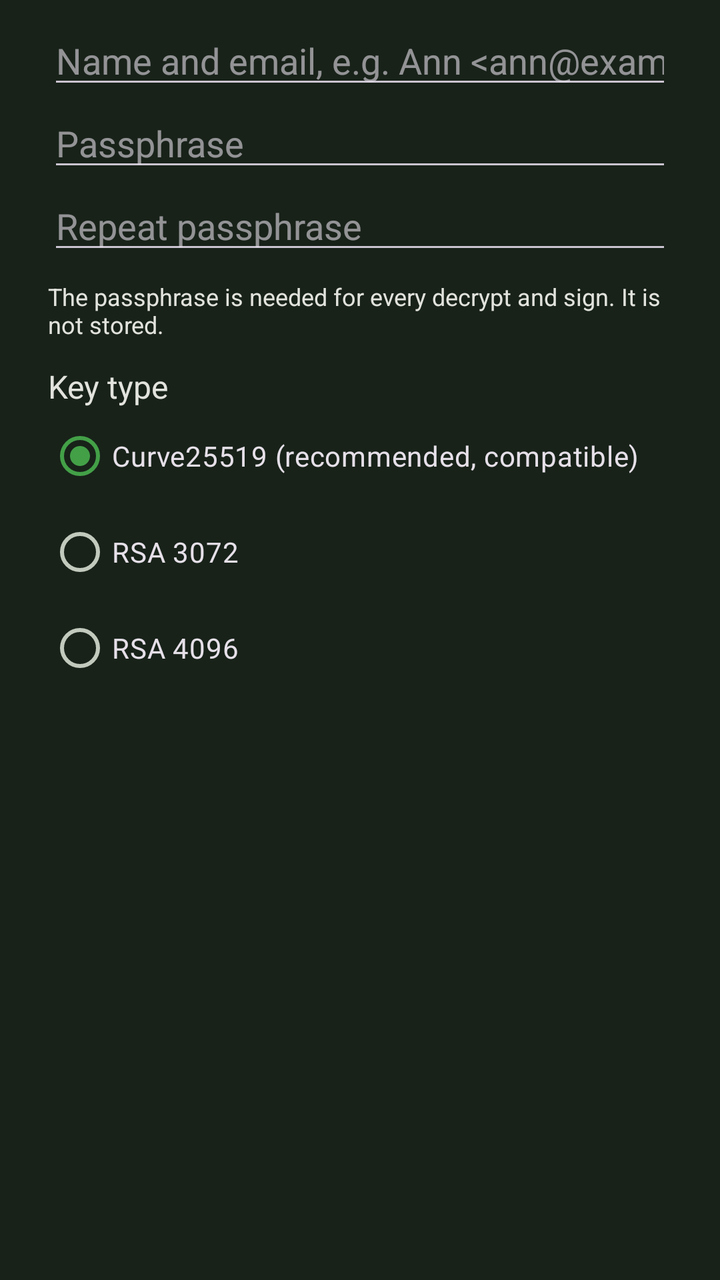
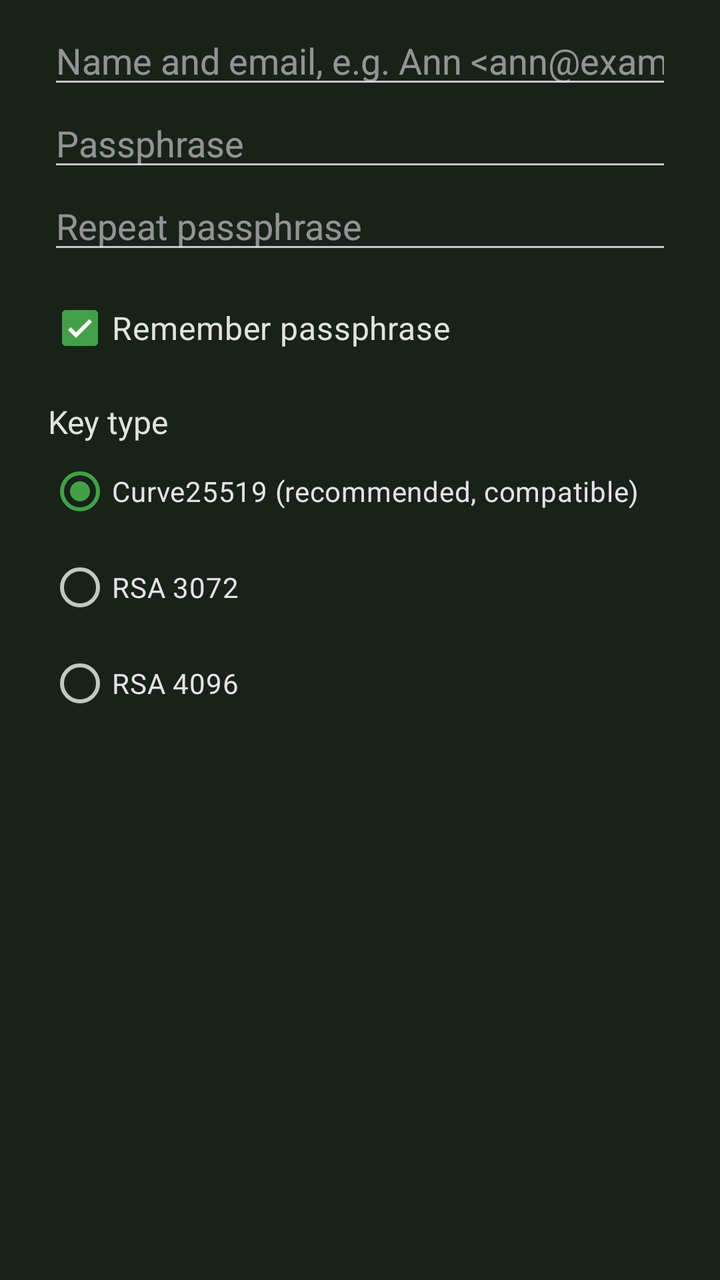

An Android layout rendered at two revisions. The XML below is the earlier revision; the diff shows what the commit changed to produce the second picture.
<!-- AndroidManifest.xml: application theme KeePassPNStyle.Night -->
<!-- res/layout/dialog_pgp_generate.xml -->
<ScrollView
    xmlns:android="http://schemas.android.com/apk/res/android"
    android:layout_width="match_parent"
    android:layout_height="wrap_content">

    <LinearLayout
        android:layout_width="match_parent"
        android:layout_height="wrap_content"
        android:orientation="vertical"
        android:paddingStart="24dp"
        android:paddingEnd="24dp"
        android:paddingTop="8dp"
        android:paddingBottom="8dp">

        <EditText
            android:id="@+id/pgp_generate_name"
            android:layout_width="match_parent"
            android:layout_height="wrap_content"
            android:hint="@string/pgp_user_id_hint"
            android:inputType="textPersonName" />

        <EditText
            android:id="@+id/pgp_generate_passphrase"
            android:layout_width="match_parent"
            android:layout_height="wrap_content"
            android:hint="@string/pgp_passphrase_hint"
            android:inputType="textPassword" />

        <EditText
            android:id="@+id/pgp_generate_passphrase_repeat"
            android:layout_width="match_parent"
            android:layout_height="wrap_content"
            android:hint="@string/pgp_passphrase_repeat_hint"
            android:inputType="textPassword" />

        <TextView
            android:layout_width="match_parent"
            android:layout_height="wrap_content"
            android:layout_marginTop="8dp"
            android:text="@string/pgp_passphrase_notice"
            style="@style/KeePassPNStyle.Text.Tiny" />

        <TextView
            android:layout_width="wrap_content"
            android:layout_height="wrap_content"
            android:layout_marginTop="12dp"
            android:text="@string/pgp_key_type_title"
            style="@style/KeePassPNStyle.Text" />

        <RadioGroup
            android:id="@+id/pgp_generate_type"
            android:layout_width="match_parent"
            android:layout_height="wrap_content">

            <RadioButton
                android:id="@+id/pgp_generate_type_curve25519"
                android:layout_width="match_parent"
                android:layout_height="wrap_content"
                android:checked="true"
                android:text="@string/pgp_key_type_curve25519" />

            <RadioButton
                android:id="@+id/pgp_generate_type_rsa3072"
                android:layout_width="match_parent"
                android:layout_height="wrap_content"
                android:text="@string/pgp_key_type_rsa3072" />

            <RadioButton
                android:id="@+id/pgp_generate_type_rsa4096"
                android:layout_width="match_parent"
                android:layout_height="wrap_content"
                android:text="@string/pgp_key_type_rsa4096" />

        </RadioGroup>

    </LinearLayout>

</ScrollView>
<!-- resources referenced by this layout -->
<resources>
  <string name="pgp_key_type_curve25519">Curve25519 (recommended, compatible)</string>
  <string name="pgp_key_type_rsa3072">RSA 3072</string>
  <string name="pgp_key_type_rsa4096">RSA 4096</string>
  <string name="pgp_key_type_title">Key type</string>
  <string name="pgp_passphrase_hint">Passphrase</string>
  <string name="pgp_passphrase_notice">The passphrase is needed for every decrypt and sign. It is not stored.</string>
  <string name="pgp_passphrase_repeat_hint">Repeat passphrase</string>
  <string name="pgp_user_id_hint">Name and email, e.g. Ann &lt;ann@example.com&gt;</string>
  <style name="KeePassPNStyle.Night" parent="KeePassPNStyle.Night.v27" />
  <style name="KeePassPNStyle.Night.v27" parent="KeePassPNStyle.Night.v23" />
  <style name="KeePassPNStyle.Night.v23" parent="KeePassPNStyle.Night.v21" />
  <style name="KeePassPNStyle.Night.v21" parent="KeePassPNStyle.Night.v14" />
  <style name="KeePassPNStyle.Night.v14" parent="KeePassPNStyle.Night.Base" />
  <color name="forest_theme_night_primary">@color/green</color>
  <color name="forest_theme_night_primaryDark">#1A251C</color>
  <color name="forest_theme_night_onPrimary">@color/white</color>
  <color name="forest_theme_night_primaryContainer">@color/green</color>
  <color name="forest_theme_night_onPrimaryContainer">@color/white</color>
  <color name="forest_theme_night_secondary">@color/orange</color>
  <color name="forest_theme_night_onSecondary">@color/green_black_light</color>
  <color name="forest_theme_night_secondaryContainer">@color/orange</color>
  <color name="forest_theme_night_onSecondaryContainer">@color/green_black_light</color>
  <color name="forest_theme_night_tertiary">#FFB953</color>
  <color name="forest_theme_night_onTertiary">#452B00</color>
  <color name="forest_theme_night_tertiaryContainer">#633F00</color>
  <color name="forest_theme_night_onTertiaryContainer">#FFDDB4</color>
  <color name="forest_theme_night_error">#FFB4AB</color>
  <color name="forest_theme_night_errorContainer">#93000A</color>
  <color name="forest_theme_night_onError">#690005</color>
  <color name="forest_theme_night_onErrorContainer">#FFDAD6</color>
  <color name="forest_theme_night_background">#182219</color>
  <color name="forest_theme_night_onBackground">#E2E3DD</color>
  <color name="forest_theme_night_surface">#1A251C</color>
  <color name="forest_theme_night_onSurface">#E2E3DD</color>
  <color name="forest_theme_night_surfaceContainerLowest">#27332A</color>
  <color name="forest_theme_night_surfaceContainerLow">#223025</color>
  <color name="forest_theme_night_surfaceContainer">#212f24</color>
  <color name="forest_theme_night_surfaceContainerHigh">#1D2C21</color>
  <color name="forest_theme_night_surfaceContainerHighest">#1B2B1E</color>
  <color name="forest_theme_night_surfaceVariant">#424940</color>
  <color name="forest_theme_night_onSurfaceVariant">#C2C9BD</color>
  <color name="forest_theme_night_outline">#8C9388</color>
  <color name="forest_theme_night_inverseOnSurface">#1A1C19</color>
  <color name="forest_theme_night_inverseSurface">#E2E3DD</color>
  <color name="forest_theme_night_inversePrimary">#006E1C</color>
  <style name="KeePassPNStyle.TextView" parent="KeePassPNStyle.TextView.v17" />
  <style name="KeePassPNStyle.Toolbar.Action" parent="KeePassPNStyle.Toolbar" />
  <color name="green">#43a047</color>
  <color name="white">#ffffff</color>
  <color name="orange">#fb8c00</color>
  <color name="green_black_light">#24352A</color>
  <dimen name="dialog_radius">24dp</dimen>
  <dimen name="card_view_margin_vertical">5dp</dimen>
  <dimen name="card_view_margin_horizontal">10dp</dimen>
  <dimen name="card_view_padding">14dp</dimen>
  <dimen name="card_radius">12dp</dimen>
  <color name="red">#e53935</color>
  <color name="orange_lighter">#ffa726</color>
  <color name="transparent">#00ffffff</color>
  <style name="KeePassPNStyle.TextView.Base" parent="Widget.AppCompat.TextView" />
  <!-- unchanged entries left out for length: 28 -->
</resources>

<!-- the commit's change to res/layout/dialog_pgp_generate.xml (unified diff, before → after) -->
@@ -33,12 +33,14 @@
             android:hint="@string/pgp_passphrase_repeat_hint"
             android:inputType="textPassword" />
 
-        <TextView
+        <CheckBox
+            android:id="@+id/pgp_generate_remember"
             android:layout_width="match_parent"
             android:layout_height="wrap_content"
             android:layout_marginTop="8dp"
-            android:text="@string/pgp_passphrase_notice"
-            style="@style/KeePassPNStyle.Text.Tiny" />
+            android:checked="true"
+            android:text="@string/pgp_generate_remember"
+            style="@style/KeePassPNStyle.Text" />
 
         <TextView
             android:layout_width="wrap_content"
<!-- resource entries referenced after the edit -->
@@ -1,11 +1,11 @@
 <!-- resources referenced by this layout -->
 <resources>
+  <string name="pgp_generate_remember">Remember passphrase</string>
   <string name="pgp_key_type_curve25519">Curve25519 (recommended, compatible)</string>
   <string name="pgp_key_type_rsa3072">RSA 3072</string>
   <string name="pgp_key_type_rsa4096">RSA 4096</string>
   <string name="pgp_key_type_title">Key type</string>
   <string name="pgp_passphrase_hint">Passphrase</string>
-  <string name="pgp_passphrase_notice">The passphrase is needed for every decrypt and sign. It is not stored.</string>
   <string name="pgp_passphrase_repeat_hint">Repeat passphrase</string>
   <string name="pgp_user_id_hint">Name and email, e.g. Ann &lt;ann@example.com&gt;</string>
   <style name="KeePassPNStyle.Night" parent="KeePassPNStyle.Night.v27" />
